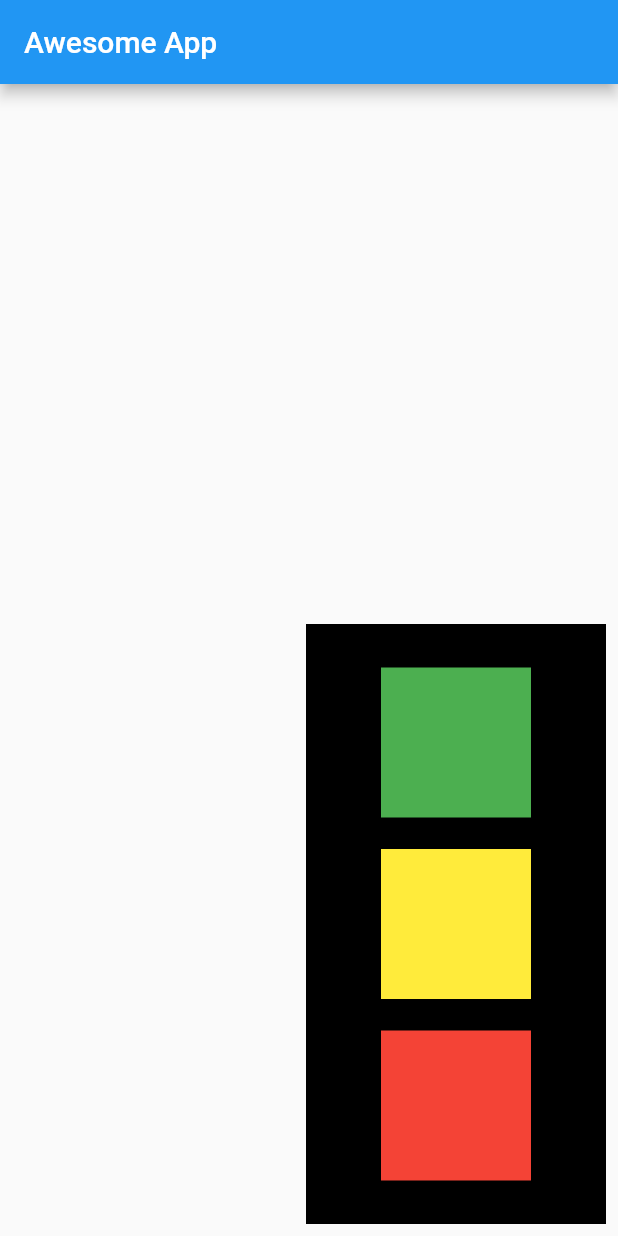
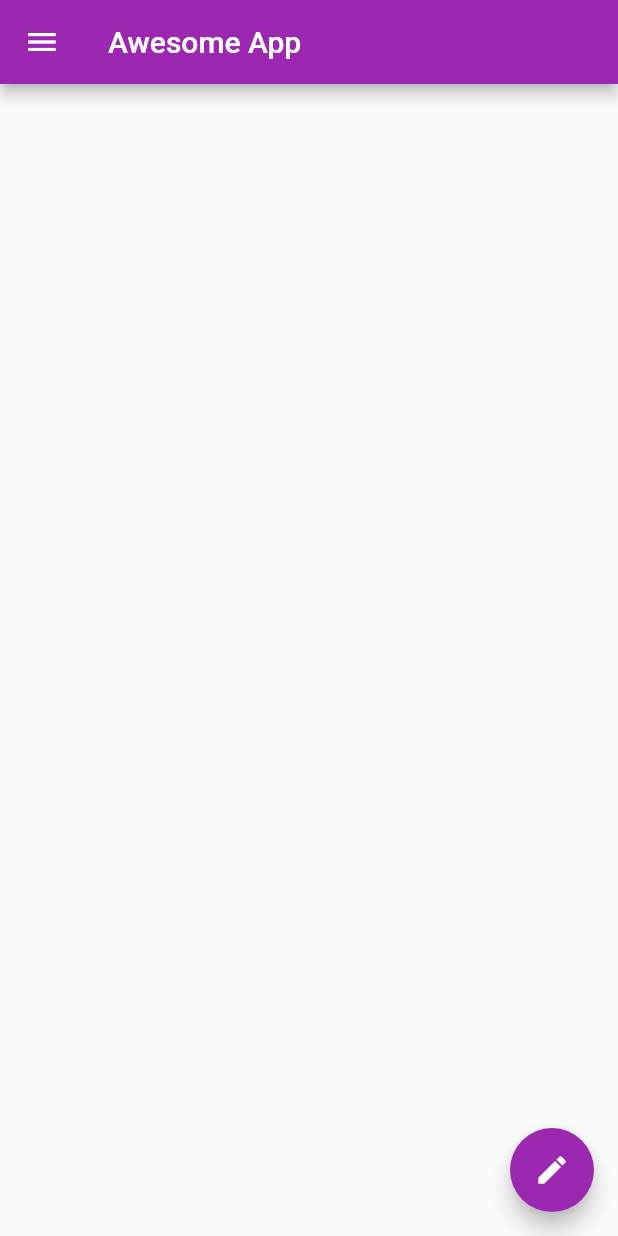
Before and after one commit to Krish15595/awesomeapp, a Flutter app: the screen it shows after launch, on a phone screen of 412 x 824 dp. Run offline on Flutter 3.47's test engine with Material 2 defaults, Android fonts, the phone set to English and light mode, and no system bars.

Commit message:
Drawer and floatin action button

```diff
--- a/lib/main.dart
+++ b/lib/main.dart
@@ -3,6 +3,9 @@ import 'package:flutter/material.dart';
 void main() {
   runApp(MaterialApp(
     title: "Awesome App",
+    theme: ThemeData(
+        primarySwatch: Colors.purple //it automatically adjust primary accent
+        ),
     home: HomePage(),
   ));
 }
@@ -14,47 +17,53 @@ class HomePage extends StatelessWidget {
       appBar: AppBar(
         title: Text("Awesome App"),
       ),
-        body: Padding(
-          padding: const EdgeInsets.all(8.0),
-          child: Align(
-            alignment: Alignment.bottomRight,
-            child: Container(
-              // width: MediaQuery.of(context).size.width,  //screen width will be assign
-              // height: MediaQuery.of(context).size.height/2,
-              width: 200,
-              height: 400,
-              color: Colors.black,
-              child: Padding(
-                padding: const EdgeInsets.all(8.0),
-                child: Column(        //row and column 2 function there
-                  // mainAxisAlignment: MainAxisAlignment.spaceBetween,
-                  // mainAxisAlignment: MainAxisAlignment.spaceAround,
-                  mainAxisAlignment: MainAxisAlignment.spaceEvenly,
-                  crossAxisAlignment: CrossAxisAlignment.center,
+      body: Container(),
+      drawer: Drawer(
+        child: ListView(
           children: [
-                    Container(
-                      padding: const EdgeInsets.all(8),
-                      width: 100,
-                      height: 100,
-                      color: Colors.green,
+            //this is normal header
+            // DrawerHeader(
+            //   child: Text(
+            //     "Nav Header",
+            //     style: TextStyle(color: Colors.white),
+            //   ),
+            //   decoration: BoxDecoration(color: Colors.purple),
+            // ),
+            UserAccountsDrawerHeader(
+              accountName: Text("Krishna Gajula"),
+              accountEmail: Text("gajulakrishna007@gmail.com"),
+              currentAccountPicture:CircleAvatar(
+                backgroundImage: NetworkImage("https://images.unsplash.com/photo-1586083702768-190ae093d34d?ixid=MXwxMjA3fDB8MHxzZWFyY2h8OHx8bWFufGVufDB8fDB8&ixlib=rb-1.2.1&auto=format&fit=crop&w=500&q=60"),
+              )
+                  // Image.network("https://images.unsplash.com/photo-1586083702768-190ae093d34d?ixid=MXwxMjA3fDB8MHxzZWFyY2h8OHx8bWFufGVufDB8fDB8&ixlib=rb-1.2.1&auto=format&fit=crop&w=500&q=60",fit: BoxFit.cover ),
             ),
-                    Container(
-                      padding: const EdgeInsets.all(8),
-                      width: 100,
-                      height: 100,
-                      color: Colors.yellow,
+            ListTile(
+              title: Text("Account"),
+              leading: Icon(Icons.person),
+              trailing: Icon(Icons.edit),
+              subtitle: Text("Personal"),
             ),
-                    Container(
-                      padding: const EdgeInsets.all(8),
-                      width: 100,
-                      height: 100,
-                      color: Colors.red,
+            ListTile(
+              title: Text("Email"),
+              leading: Icon(Icons.mail),
+              trailing: Icon(Icons.send),
+              subtitle: Text("gajulakrishna007@gmail.com"),
+            ),
+            ListTile(
+              title: Text("Send"),
+              leading: Icon(Icons.share),
+              trailing: Icon(Icons.send),
+              subtitle: Text("Personal"),
             ),
           ],
         ),
       ),
+      // floatingActionButtonLocation: FloatingActionButtonLocation.centerFloat,  change floating button location
+      floatingActionButton: FloatingActionButton(
+        onPressed: () {},
+        child: Icon(Icons.edit),
+        // mini:true,
       ),
-          ),
-        ));
+    );
   }
 }
```
Also changed, not shown: 1 other file. Lines whose indentation alone changed are shown as unchanged.
